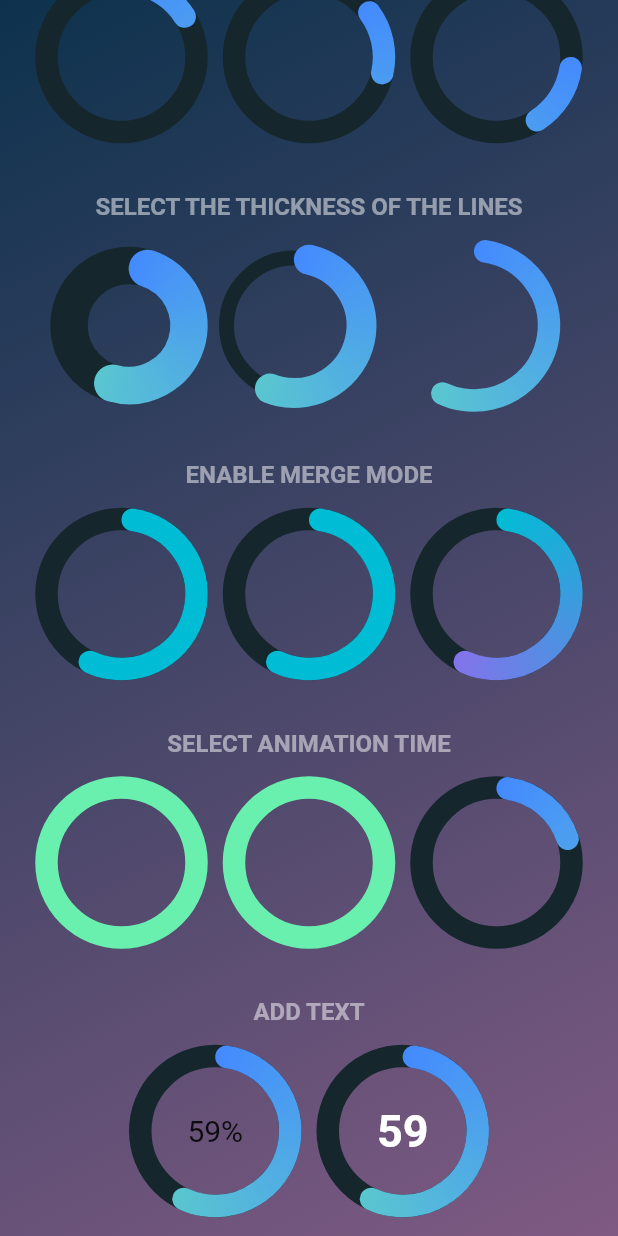
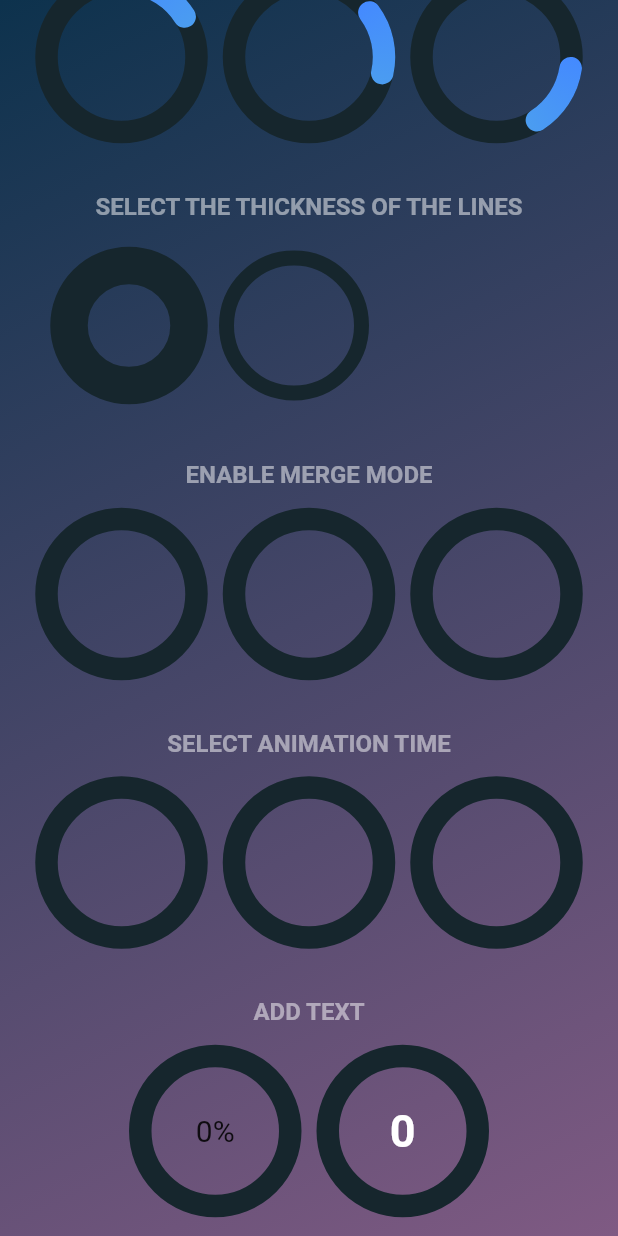
Before and after one commit to Nulllix/simple_circular_progress_bar, a Flutter app: the ProgressBarExample screen opened directly, scrolled down 250 dp, after a tap on "SELECT START ENGLE", on a phone screen of 412 x 824 dp. Run offline on Flutter 3.47's test engine with Material 2 defaults, Android fonts, the phone set to English and light mode, and no system bars.

Commit message:
feat: Added default ValueNotifier. feat: Start write readme.
fix: In the examples, the ValueKeys from the progress bars have been removed.

```diff
--- a/example/lib/rows_in_progress_bar_example/row_animation_time_example.dart
+++ b/example/lib/rows_in_progress_bar_example/row_animation_time_example.dart
@@ -12,20 +12,22 @@ class RowAnimationTimeExample extends StatefulWidget {
 class _RowAnimationTimeExampleState extends State<RowAnimationTimeExample> {
   late ValueNotifier<double> valueNotifier;
 
-  int count = 0;
+  int keyForRepaint = 0;
 
   @override
   void initState() {
     super.initState();
-    valueNotifier = ValueNotifier(100.0);
+    valueNotifier = ValueNotifier(0.0);
   }
 
   @override
   Widget build(BuildContext context) {
     return RepaintBoundary(
+      key: ValueKey(keyForRepaint),
       child: GestureDetector(
         onTap: () {
-          count += 3;
+          valueNotifier.value = 100.0;
+          keyForRepaint++;
           setState(() {});
         },
         child: Column(
@@ -47,7 +49,6 @@ class _RowAnimationTimeExampleState extends State<RowAnimationTimeExample> {
                 // |      EXAMPLE CODE 13 (ANIMATION TIME)      |
                 // ==============================================
                 SimpleCircularProgressBar(
-                  key: ValueKey(count), // Ignore. You won't need it.
                   valueNotifier: valueNotifier,
                   mergeMode: true,
                   animationDuration: 1,
@@ -59,7 +60,6 @@ class _RowAnimationTimeExampleState extends State<RowAnimationTimeExample> {
                 // |      EXAMPLE CODE 14 (ANIMATION TIME)      |
                 // ==============================================
                 SimpleCircularProgressBar(
-                  key: ValueKey(count + 1), // Ignore. You won't need it.
                   valueNotifier: valueNotifier,
                   mergeMode: true,
                   animationDuration: 3,
@@ -71,7 +71,6 @@ class _RowAnimationTimeExampleState extends State<RowAnimationTimeExample> {
                 // |      EXAMPLE CODE 15 (ANIMATION TIME)      |
                 // ==============================================
                 SimpleCircularProgressBar(
-                  key: ValueKey(count + 2), // Ignore. You won't need it.
                   valueNotifier: valueNotifier,
                   mergeMode: true,
                   animationDuration: 16,
--- a/example/lib/rows_in_progress_bar_example/row_color_example.dart
+++ b/example/lib/rows_in_progress_bar_example/row_color_example.dart
@@ -12,20 +12,22 @@ class RowColorExample extends StatefulWidget {
 class _RowColorExampleState extends State<RowColorExample> {
   late ValueNotifier<double> valueNotifier;
 
-  int count = 0;
+  int keyForRepaint = 0;
 
   @override
   void initState() {
     super.initState();
-    valueNotifier = ValueNotifier(100.0);
+    valueNotifier = ValueNotifier(0.0);
   }
 
   @override
   Widget build(BuildContext context) {
     return RepaintBoundary(
       child: GestureDetector(
+        key: ValueKey(keyForRepaint),
         onTap: () {
-          count += 3;
+          valueNotifier.value = 100.0;
+          keyForRepaint++;
           setState(() {});
         },
         child: Column(
@@ -47,7 +49,6 @@ class _RowColorExampleState extends State<RowColorExample> {
                 // |           EXAMPLE CODE 1 (COLOR)           |
                 // ==============================================
                 SimpleCircularProgressBar(
-                  key: ValueKey(count), // Ignore. You won't need it.
                   valueNotifier: valueNotifier,
                   progressColors: const [Colors.cyan],
                 ),
@@ -58,7 +59,6 @@ class _RowColorExampleState extends State<RowColorExample> {
                 // |           EXAMPLE CODE 2 (COLOR)           |
                 // ==============================================
                 SimpleCircularProgressBar(
-                  key: ValueKey(count + 1), // Ignore. You won't need it.
                   valueNotifier: valueNotifier,
                   progressColors: const [Colors.cyan, Colors.purple],
                 ),
@@ -69,7 +69,6 @@ class _RowColorExampleState extends State<RowColorExample> {
                 // |           EXAMPLE CODE 3 (COLOR)           |
                 // ==============================================
                 SimpleCircularProgressBar(
-                  key: ValueKey(count + 2), // Ignore. You won't need it.
                   valueNotifier: valueNotifier,
                   progressColors: const [
                     Colors.cyan,
--- a/example/lib/rows_in_progress_bar_example/row_line_thickness_example.dart
+++ b/example/lib/rows_in_progress_bar_example/row_line_thickness_example.dart
@@ -12,21 +12,23 @@ class RowLineThicknessExample extends StatefulWidget {
 class _RowLineThicknessExampleState extends State<RowLineThicknessExample> {
   late ValueNotifier<double> valueNotifier;
 
-  int count = 0;
+  int keyForRepaint = 0;
 
   @override
   void initState() {
     super.initState();
-    valueNotifier = ValueNotifier(100.0);
+    valueNotifier = ValueNotifier(0.0);
   }
 
   @override
   Widget build(BuildContext context) {
     return RepaintBoundary(
       child: GestureDetector(
+        key: ValueKey(keyForRepaint),
         onTap: () {
-          count += 3;
-          setState(() {});
+          valueNotifier.value = 100.0;
+          keyForRepaint++;
+          setState(() { });
         },
         child: Column(
           mainAxisAlignment: MainAxisAlignment.center,
@@ -47,7 +49,6 @@ class _RowLineThicknessExampleState extends State<RowLineThicknessExample> {
                 // |       EXAMPLE CODE 7 (LINE THICKNESS)      |
                 // ==============================================
                 SimpleCircularProgressBar(
-                  key: ValueKey(count), // Ignore. You won't need it.
                   valueNotifier: valueNotifier,
                   size: 80,
                   progressStrokeWidth: 25,
@@ -60,7 +61,6 @@ class _RowLineThicknessExampleState extends State<RowLineThicknessExample> {
                 // |       EXAMPLE CODE 8 (LINE THICKNESS)      |
                 // ==============================================
                 SimpleCircularProgressBar(
-                  key: ValueKey(count + 1), // Ignore. You won't need it.
                   valueNotifier: valueNotifier,
                   size: 90,
                   progressStrokeWidth: 20,
@@ -73,7 +73,6 @@ class _RowLineThicknessExampleState extends State<RowLineThicknessExample> {
                 // |       EXAMPLE CODE 9 (LINE THICKNESS)      |
                 // ==============================================
                 SimpleCircularProgressBar(
-                  key: ValueKey(count + 2), // Ignore. You won't need it.
                   valueNotifier: valueNotifier,
                   backStrokeWidth: 0,
                 ),
--- a/example/lib/rows_in_progress_bar_example/row_merge_mode_example.dart
+++ b/example/lib/rows_in_progress_bar_example/row_merge_mode_example.dart
@@ -12,20 +12,22 @@ class RowMergeModeExample extends StatefulWidget {
 class _RowMergeModeExampleState extends State<RowMergeModeExample> {
   late ValueNotifier<double> valueNotifier;
 
-  int count = 0;
+  int keyForRepaint = 0;
 
   @override
   void initState() {
     super.initState();
-    valueNotifier = ValueNotifier(100.0);
+    valueNotifier = ValueNotifier(0.0);
   }
 
   @override
   Widget build(BuildContext context) {
     return RepaintBoundary(
+      key: ValueKey(keyForRepaint),
       child: GestureDetector(
         onTap: () {
-          count += 3;
+          valueNotifier.value = 100.0;
+          keyForRepaint++;
           setState(() {});
         },
         child: Column(
@@ -47,7 +49,6 @@ class _RowMergeModeExampleState extends State<RowMergeModeExample> {
                 // |        EXAMPLE CODE 10 (MERGE MODE)        |
                 // ==============================================
                 SimpleCircularProgressBar(
-                  key: ValueKey(count), // Ignore. You won't need it.
                   valueNotifier: valueNotifier,
                   progressColors: const [Colors.cyan],
                   mergeMode: true,
@@ -59,7 +60,6 @@ class _RowMergeModeExampleState extends State<RowMergeModeExample> {
                 // |        EXAMPLE CODE 11 (MERGE MODE)        |
                 // ==============================================
                 SimpleCircularProgressBar(
-                  key: ValueKey(count + 1), // Ignore. You won't need it.
                   valueNotifier: valueNotifier,
                   progressColors: const [Colors.cyan],
                   fullProgressColor: Colors.deepOrangeAccent,
@@ -72,7 +72,6 @@ class _RowMergeModeExampleState extends State<RowMergeModeExample> {
                 // |        EXAMPLE CODE 12 (MERGE MODE)        |
                 // ==============================================
                 SimpleCircularProgressBar(
-                  key: ValueKey(count + 2), // Ignore. You won't need it.
                   valueNotifier: valueNotifier,
                   progressColors: const [Colors.cyan, Colors.purpleAccent],
                   mergeMode: true,
--- a/example/lib/rows_in_progress_bar_example/row_start_engle_example.dart
+++ b/example/lib/rows_in_progress_bar_example/row_start_engle_example.dart
@@ -12,20 +12,22 @@ class RowStartEngleExample extends StatefulWidget {
 class _RowStartEngleExampleState extends State<RowStartEngleExample> {
   late ValueNotifier<double> valueNotifier;
 
-  int count = 0;
+  int keyForRepaint = 0;
 
   @override
   void initState() {
     super.initState();
-    valueNotifier = ValueNotifier(100.0);
+    valueNotifier = ValueNotifier(0.0);
   }
 
   @override
   Widget build(BuildContext context) {
     return RepaintBoundary(
       child: GestureDetector(
+        key: ValueKey(keyForRepaint),
         onTap: () {
-          count += 3;
+          valueNotifier.value = 100.0;
+          keyForRepaint++;
           setState(() {});
         },
         child: Column(
@@ -47,7 +49,6 @@ class _RowStartEngleExampleState extends State<RowStartEngleExample> {
                 // |        EXAMPLE CODE 4 (START ENGLE)        |
                 // ==============================================
                 SimpleCircularProgressBar(
-                  key: ValueKey(count), // Ignore. You won't need it.
                   valueNotifier: valueNotifier,
                 ),
 
@@ -57,7 +58,6 @@ class _RowStartEngleExampleState extends State<RowStartEngleExample> {
                 // |        EXAMPLE CODE 5 (START ENGLE)        |
                 // ==============================================
                 SimpleCircularProgressBar(
-                  key: ValueKey(count + 1), // Ignore. You won't need it.
                   valueNotifier: valueNotifier,
                   startAngle: 45,
                 ),
@@ -68,7 +68,6 @@ class _RowStartEngleExampleState extends State<RowStartEngleExample> {
                 // |        EXAMPLE CODE 6 (START ENGLE)        |
                 // ==============================================
                 SimpleCircularProgressBar(
-                  key: ValueKey(count + 2), // Ignore. You won't need it.
                   valueNotifier: valueNotifier,
                   startAngle: -270,
                 ),
--- a/example/lib/rows_in_progress_bar_example/row_text_example.dart
+++ b/example/lib/rows_in_progress_bar_example/row_text_example.dart
@@ -12,20 +12,22 @@ class RowTextExample extends StatefulWidget {
 class _RowTextExampleState extends State<RowTextExample> {
   late ValueNotifier<double> valueNotifier;
 
-  int count = 0;
+  int keyForRepaint = 0;
 
   @override
   void initState() {
     super.initState();
-    valueNotifier = ValueNotifier(100.0);
+    valueNotifier = ValueNotifier(0.0);
   }
 
   @override
   Widget build(BuildContext context) {
     return RepaintBoundary(
       child: GestureDetector(
+        key: ValueKey(keyForRepaint),
         onTap: () {
-          count += 3;
+          valueNotifier.value = 100.0;
+          keyForRepaint++;
           setState(() {});
         },
         child: Column(
@@ -47,7 +49,6 @@ class _RowTextExampleState extends State<RowTextExample> {
                 // |           EXAMPLE CODE 16 (TEXT)           |
                 // ==============================================
                 SimpleCircularProgressBar(
-                  key: ValueKey(count), // Ignore. You won't need it.
                   valueNotifier: valueNotifier,
                   mergeMode: true,
                   onGetTextValue: (double value) {
@@ -61,7 +62,6 @@ class _RowTextExampleState extends State<RowTextExample> {
                 // |           EXAMPLE CODE 17 (TEXT)           |
                 // ==============================================
                 SimpleCircularProgressBar(
-                  key: ValueKey(count + 1), // Ignore. You won't need it.
                   valueNotifier: valueNotifier,
                   mergeMode: true,
                   onGetTextValue: (double value) {
--- a/lib/simple_circular_progress_bar.dart
+++ b/lib/simple_circular_progress_bar.dart
@@ -1,9 +1,9 @@
 import 'dart:math';
 import 'package:flutter/material.dart';
 
-// TODO: Added default value notifier
 // TODO: Added callback for Text widget
 // TODO: Added passing the current gradient color to the text generation function
+// TODO: Rotate the first percent of progress
 
 /// Double pi.
 const double _doublePi = 2 * pi;
@@ -60,7 +60,7 @@ class SimpleCircularProgressBar extends StatefulWidget {
   final bool mergeMode;
 
   /// The object designed to update the value of the progress bar.
-  final ValueNotifier<double> valueNotifier;
+  final ValueNotifier<double>? valueNotifier;
 
   /// Callback to get a new text value centered in the progress bar.
   final OnGetCenterText? onGetTextValue;
@@ -113,7 +113,7 @@ class SimpleCircularProgressBar extends StatefulWidget {
     this.backColor = const Color(0xFF16262D),
     this.animationDuration = 6,
     this.mergeMode = false,
-    required this.valueNotifier,
+    this.valueNotifier,
     this.onGetTextValue,
     this.textValueStyle = const TextStyle(fontSize: 20),
   }) : super(key: key);
@@ -140,6 +140,9 @@ class _SimpleCircularProgressBarState extends State<SimpleCircularProgressBar>
 
   late Color fullProgressColor;
 
+  late ValueNotifier<double> valueNotifier;
+  late ValueNotifier<double>? defaultValueNotifier;
+
   @override
   void initState() {
     super.initState();
@@ -147,6 +150,15 @@ class _SimpleCircularProgressBarState extends State<SimpleCircularProgressBar>
     // Check zero size.
     widgetSize = (widget.size <= 0) ? 100.0 : widget.size;
     maxValue = (widget.maxValue <= 0) ? 100.0 : widget.maxValue;
+
+    // Check value notifier
+    if (widget.valueNotifier != null) {
+      defaultValueNotifier = null;
+      valueNotifier = widget.valueNotifier!;
+    } else {
+      defaultValueNotifier = ValueNotifier(widget.maxValue);
+      valueNotifier = defaultValueNotifier!;
+    }
 
     // Calculate the real starting angle and correction angle.
     // Correction angle - the angle to which the main line should be
@@ -194,7 +206,7 @@ class _SimpleCircularProgressBarState extends State<SimpleCircularProgressBar>
   @override
   Widget build(BuildContext context) {
     return ValueListenableBuilder(
-      valueListenable: widget.valueNotifier,
+      valueListenable: valueNotifier,
       builder: (BuildContext context, double value, Widget? child) {
         // If the set value is greater than the maximum value, we must set the
         // maximum value. Otherwise the animation will loop.
@@ -292,6 +304,11 @@ class _SimpleCircularProgressBarState extends State<SimpleCircularProgressBar>
   @override
   void dispose() {
     animationController.dispose();
+
+    if (defaultValueNotifier != null) {
+      defaultValueNotifier!.dispose();
+    }
+
     super.dispose();
   }
 }
@@ -434,6 +451,6 @@ class _SimpleCircularProgressBarPainter extends CustomPainter {
 
   @override
   bool shouldRepaint(_SimpleCircularProgressBarPainter oldDelegate) {
-    return oldDelegate.sweepAngle != sweepAngle;
+    return oldDelegate.currentLength != currentLength;
   }
 }
```
Also changed, not shown: example/lib/main.dart (+45 -15 lines), example/lib/value_notifier_example.dart (+25 -4 lines), lib/simple_circular_progress_bar_web.dart (deleted, +0 -44 lines).
